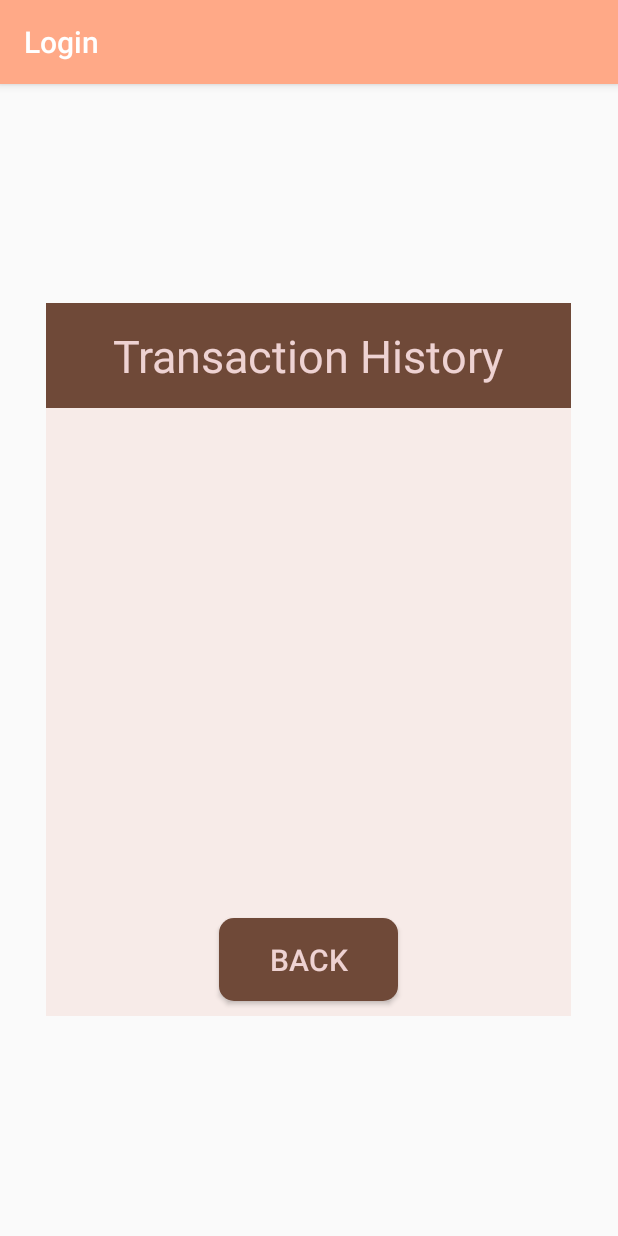
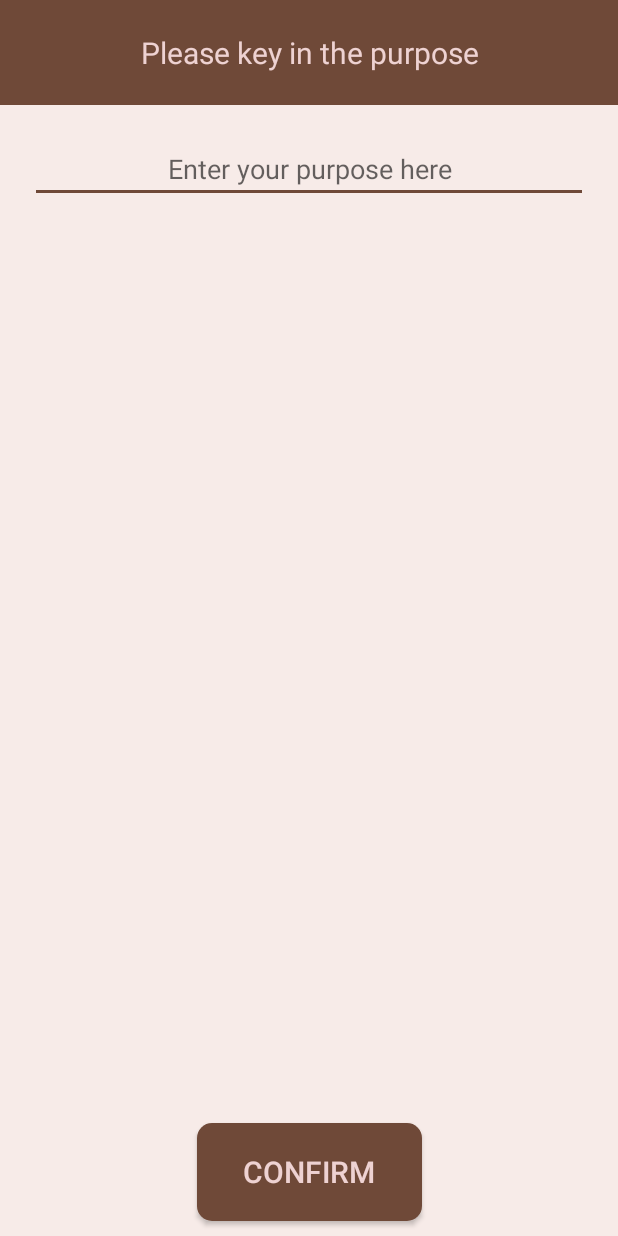
Before and after one commit to cyra-starling/Fab-Lab-Stocktaking, an Android app: the ShoppingActivity screen opened directly, with no data from a screen before it, after a tap on "SUBMIT", on a phone screen of 412 x 824 dp. Run offline under Robolectric (Android 15) with nearby library versions, the phone set to English and light mode, and no system bars; 2 statements that could not run were skipped.

```diff
--- /dev/null
+++ b/app/src/main/java/com/example/login/PurposeActivity.java
@@ -0,0 +1,34 @@
+package com.example.login;
+
+import android.content.Intent;
+import android.os.Bundle;
+import android.view.View;
+import android.widget.Button;
+import android.widget.EditText;
+import androidx.appcompat.app.AppCompatActivity;
+
+import java.util.HashMap;
+
+public class PurposeActivity extends AppCompatActivity {
+
+    public static String content;
+    @Override
+    protected void onCreate(Bundle savedInstanceState) {
+        super.onCreate(savedInstanceState);
+        setContentView(R.layout.activity_purpose);
+        final EditText text = findViewById(R.id.editText);
+
+        Intent intent = getIntent();
+        final HashMap<String,Integer> hashmap = (HashMap<String, Integer>) intent.getSerializableExtra("history");
+        Button purposeBtn = findViewById(R.id.purposeConfirm);
+        purposeBtn.setOnClickListener(new View.OnClickListener() {
+            @Override
+            public void onClick(View v) {
+                content = text.getText().toString();
+                Intent intent = new Intent(PurposeActivity.this,TransactionHistory.class)
+                        .putExtra("history",hashmap);
+                startActivity(intent);
+            }
+        });
+    }
+}
--- a/app/src/main/java/com/example/login/ShoppingActivity.java
+++ b/app/src/main/java/com/example/login/ShoppingActivity.java
@@ -1,10 +1,12 @@
 package com.example.login;
 
+import android.app.Dialog;
 import android.content.Intent;
 import android.os.Bundle;
 import android.view.LayoutInflater;
 import android.view.View;
 import android.widget.Button;
+import android.widget.EditText;
 import android.widget.LinearLayout;
 import android.widget.TextView;
 import android.widget.Toast;
@@ -12,14 +14,15 @@ import android.widget.Toast;
 import androidx.appcompat.app.AppCompatActivity;
 
 import java.util.HashMap;
+import static com.example.login.Student.hashmap;
 
 public class ShoppingActivity extends AppCompatActivity {
+
 
     @Override
     protected void onCreate(Bundle savedInstanceState) {
         super.onCreate(savedInstanceState);
         setContentView(R.layout.baselayout);
-
 
         Intent intent = getIntent();
         final HashMap<String,Integer> hashmap = (HashMap<String,Integer>) intent.getSerializableExtra("count");
@@ -76,7 +79,7 @@ public class ShoppingActivity extends AppCompatActivity {
         submit.setOnClickListener(new View.OnClickListener() {
             @Override
             public void onClick(View v) {
-                Intent intent = new Intent(ShoppingActivity.this,TransactionHistory.class)
+                Intent intent = new Intent(ShoppingActivity.this,PurposeActivity.class)
                         .putExtra("history",hashmap);
                 startActivity(intent);
             }
@@ -91,5 +94,7 @@ public class ShoppingActivity extends AppCompatActivity {
                 startActivity(intent);
             }
         });
+
     }
+
 }
--- /dev/null
+++ b/app/src/main/res/layout/activity_purpose.xml
@@ -0,0 +1,54 @@
+<?xml version="1.0" encoding="utf-8"?>
+<androidx.constraintlayout.widget.ConstraintLayout xmlns:android="http://schemas.android.com/apk/res/android"
+    xmlns:app="http://schemas.android.com/apk/res-auto"
+    xmlns:tools="http://schemas.android.com/tools"
+    android:layout_width="match_parent"
+    android:layout_height="match_parent"
+    android:layout_gravity="center"
+    android:background="@color/background"
+    android:orientation="vertical">
+
+    <TextView
+        android:id="@+id/popupTopBar2"
+        android:layout_width="match_parent"
+        android:layout_height="70dp"
+        android:background="@drawable/checkoutbar"
+        android:gravity="center"
+        android:text="Please key in the purpose"
+        android:textAlignment="center"
+        android:textColor="@color/primary_text"
+        android:textSize="20dp"
+        app:layout_constraintTop_toTopOf="parent" />
+
+    <EditText
+        android:id="@+id/editText"
+        android:layout_width="match_parent"
+        android:layout_height="wrap_content"
+        android:layout_margin="20dp"
+        android:layout_marginTop="272dp"
+        android:ems="10"
+        android:hint="Enter your purpose here"
+        android:inputType="textMultiLine"
+        android:textAlignment="center"
+        android:textColor="@color/secondary_text"
+        app:layout_constraintBottom_toTopOf="@+id/CheckoutButton"
+        app:layout_constraintEnd_toEndOf="parent"
+        app:layout_constraintStart_toStartOf="parent"
+        app:layout_constraintTop_toBottomOf="@+id/popupTopBar2" />
+
+    <Button
+        android:id="@+id/purposeConfirm"
+        android:layout_width="150dp"
+        android:layout_height="65dp"
+        android:layout_alignParentBottom="true"
+        android:background="@drawable/roundrect"
+        android:text="Confirm"
+        android:textAlignment="center"
+        android:textColor="@color/primary_text"
+        android:textSize="20dp"
+        android:layout_margin="10dp"
+        app:layout_constraintBottom_toBottomOf="parent"
+        app:layout_constraintEnd_toEndOf="parent"
+        app:layout_constraintStart_toStartOf="parent" />
+
+</androidx.constraintlayout.widget.ConstraintLayout>
--- a/app/src/main/res/layout/activity_student.xml
+++ b/app/src/main/res/layout/activity_student.xml
@@ -13,7 +13,7 @@
         android:layout_height="70dp"
         android:background="@drawable/checkoutbar"
         android:backgroundTint="@color/primary"
-        android:text="Please select your items.\n You can adjust the amount at checkout"
+        android:text="Please select your items.\n You can adjust the amount on next screen"
         android:textAlignment="center"
         android:textSize="20dp"
         android:gravity="center"
@@ -42,7 +42,7 @@
         android:layout_width="150dp"
         android:layout_height="65dp"
         android:background="@drawable/roundrect"
-        android:text="Checkout"
+        android:text="Proceed"
         android:textAlignment="center"
         android:textColor="@color/primary_text"
         android:textSize="20dp"
--- a/app/src/main/res/layout/transactionhistory.xml
+++ b/app/src/main/res/layout/transactionhistory.xml
@@ -13,7 +13,7 @@
         android:layout_height="70dp"
         android:layout_alignParentTop="true"
         android:background="@drawable/checkoutbar"
-        android:text="Transaction History"
+        android:text="Transaction Log"
         android:textColor="@color/primary_text"
         android:textSize="30dp"
         android:textAlignment="center"
@@ -37,7 +37,7 @@
         android:layout_width="match_parent"
         android:layout_height="55dp"
         android:background="@drawable/roundrect"
-        android:text="Back"
+        android:text="Done"
         android:textSize="20dp"
         android:textColor="@color/primary_text"
         android:layout_alignParentBottom="true"
```
Also changed, not shown: app/src/main/AndroidManifest.xml (+9 -1 lines), app/src/main/java/com/example/login/MainActivity.java (+19 -6 lines), app/src/main/java/com/example/login/Student.java (+4 -6 lines), app/src/main/java/com/example/login/TransactionHistory.java (+36 -1 lines), app/src/main/res/layout/popup2.xml (deleted, +0 -38 lines).
